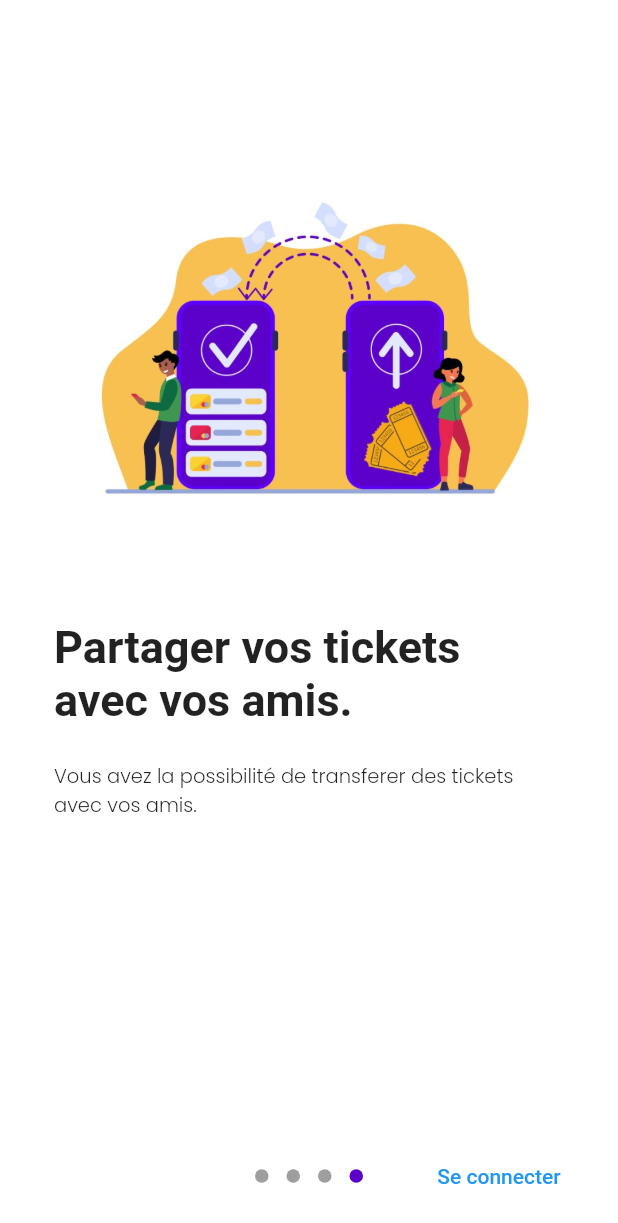
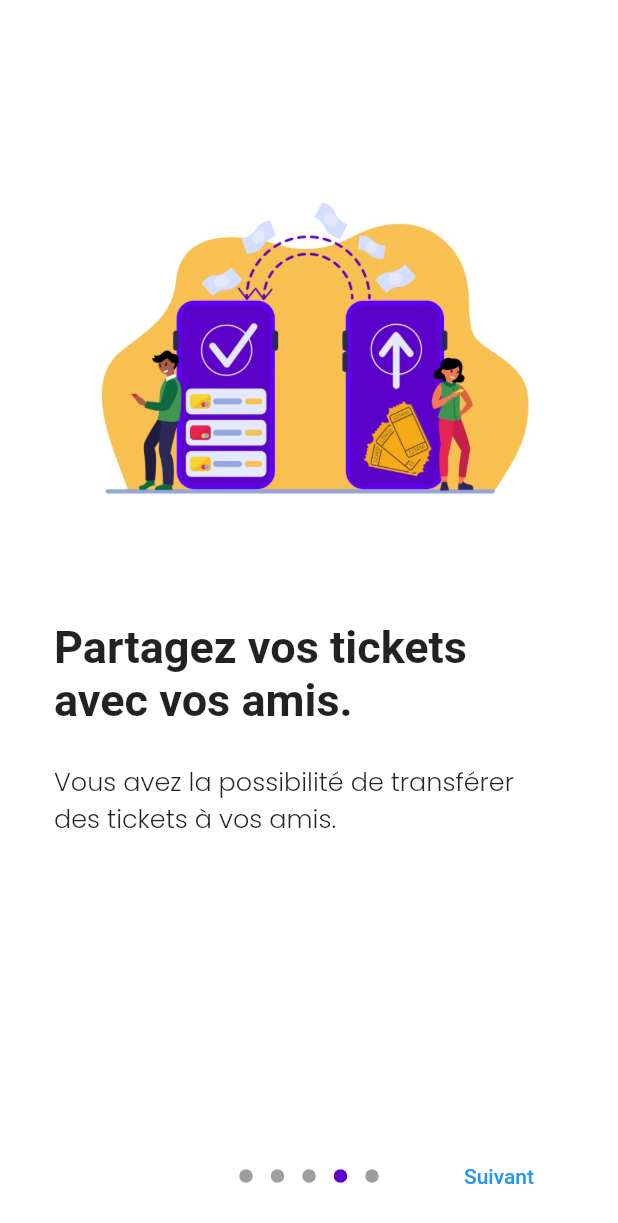
Before and after one commit to yuri2397/restopass-etudiant-app, a Flutter app: the screen it shows after launch, swiped to page 4, on a phone screen of 412 x 824 dp. Shown: the top 1223 px of the screen. Run offline on Flutter 3.47's test engine with Material 2 defaults, Android fonts, the phone set to English and light mode, and no system bars; drawn by our look-alikes of introduction_screen; our stand-ins replace firebase_messaging, flutter_local_notifications, flutter_money_formatter, flutter_svg, fluttertoast, pretty_qr_code and 3 more; missing offline and left inert: barcode_scan, flutter_webview_plugin; accounts and stored records are empty; Roboto replaces fonts that are missing (Poppins Meduim).

Commit message:
Version 1

```diff
--- a/lib/views/Code.dart
+++ b/lib/views/Code.dart
@@ -68,7 +68,7 @@ class _CodeState extends State<Code> {
             Container(
               padding: EdgeInsets.all(30),
               child: Text(
-                'Votre code QR est privé. Si vous le partagez avec quelqu\'un, il peut l\'utiliser pour accéder au resto.',
+                'Votre QR code est privé. Si vous le partagez avec quelqu\'un, il peut l\'utiliser pour accéder au resto.',
                 style: TextStyle(fontFamily: 'Poppins Light', fontSize: 15),
                 textAlign: TextAlign.center,
               ),
--- a/lib/views/Login.dart
+++ b/lib/views/Login.dart
@@ -55,7 +55,6 @@ class _LoginState extends State<Login> {
   String _message;
   var _isLoad = false;
   String _password, _number;
-  String _text1 = "Connectez-vous";
   bool _hasErrors = false, _numberError = false, _passwordError = false;
   static SharedPref _sharedPref;
 
@@ -93,7 +92,7 @@ class _LoginState extends State<Login> {
               alignment: Alignment.topLeft,
               margin: EdgeInsets.only(left: 30, bottom: 10),
               child: Text(
-                _text1,
+                "Connectez-vous !",
                 style: TextStyle(
                   fontSize: 25,
                   fontFamily: "Poppins Meduim",
@@ -183,9 +182,10 @@ class _LoginState extends State<Login> {
                 child: Text(
                   "Mot de passe oublié?",
                   style: TextStyle(
-                    color: Colors.black,
+                    color: kPrimaryColor,
                     fontSize: 13,
                     fontFamily: "Poppins Light",
+                    decoration: TextDecoration.underline
                   ),
                   textAlign: TextAlign.left,
                 ),
--- a/lib/views/ResetPassword.dart
+++ b/lib/views/ResetPassword.dart
@@ -193,9 +193,10 @@ class _ResetPasswordState extends State<ResetPassword> {
     return RegExp(r"^[a-zA-Z0-9.!#$%&'*+/=?^_`{|}~-]+@[a-zA-Z0-9](?:[a-zA-Z0-9-]{0,253}[a-zA-Z0-9])?(?:\.[a-zA-Z0-9](?:[a-zA-Z0-9-]{0,253}[a-zA-Z0-9])?)*$").hasMatch(str);
   }
 
-  void _afterResponse(ApiResponse apiResponse) {
+  void _afterResponse(ApiResponse apiResponse) async {
     if(apiResponse.error == false){
-      _showMyDialog();
+      await _showMyDialog();
+      Navigator.pop(context);
     }
     else if(apiResponse.message == "404"){
       _hasErrors = true;
--- a/lib/views/Setting.dart
+++ b/lib/views/Setting.dart
@@ -169,10 +169,11 @@ class _SettingState extends State<Setting> {
                         await sendRequest(_exPassword, _newPassword);
 
                     if (res.error == false) {
-                      _showSuccessDialog(res.message);
+                      await _showSuccessDialog(res.message);
                       setState(() {
                         _isLoad = false;
                       });
+                      Navigator.pop(context);
                     } else if (res.message == '400') {
                       setState(() {
                         _isLoad = false;
--- a/lib/views/Welcome.dart
+++ b/lib/views/Welcome.dart
@@ -13,7 +13,7 @@ class _IntroState extends State<Intro> {
 
   List<PageViewModel> getPages(){
     double titleSize = 30;
-    double descSize = 13;
+    double descSize = 17;
     return [
       PageViewModel(
         image: Image.asset("assets/images/welcome.jpg"),
@@ -28,7 +28,7 @@ class _IntroState extends State<Intro> {
         bodyWidget: Container(
           margin: EdgeInsets.only(left: 20, right: 20),
           child: Text(
-            "Bienvenue sur RestoPass, votre application qui vous facilite le quotidien.",
+            "Bienvenue sur RestoPass.",
             style: TextStyle(
               fontFamily: "Poppins Light",
               fontSize: descSize,
@@ -41,7 +41,7 @@ class _IntroState extends State<Intro> {
           image: Image.asset("assets/images/achat.jpg"),
           titleWidget: Container(
             margin: EdgeInsets.only(left: 20, right: 20),
-            child: Text("Acheter vos tickets en ligne.",
+            child: Text("Achetez vos tickets en ligne.",
               style: TextStyle(
                 fontSize: titleSize,
                 fontFamily: "Poppins Meduim",
@@ -52,7 +52,7 @@ class _IntroState extends State<Intro> {
           bodyWidget: Container(
             margin: EdgeInsets.only(left: 20, right: 20),
             child: Text(
-              "Pas de file d'attente, recharger seulement votre compte et acheter vos tickets RestoPass.",
+              "Pas de file d'attente, rechargez votre compte et entrez au resto.",
               style: TextStyle(
                 fontFamily: "Poppins Light",
                 fontSize: descSize,
@@ -62,7 +62,7 @@ class _IntroState extends State<Intro> {
           ),
       ),
       PageViewModel(
-        image: Image.asset("assets/images/welcome.jpg"),
+        image: Image.asset("assets/images/qr-code.jpg"),
         titleWidget: Container(
           margin: EdgeInsets.only(left: 20, right: 20),
           child: Text("Votre QR code, votre meilleur ami.",
@@ -76,7 +76,7 @@ class _IntroState extends State<Intro> {
         bodyWidget: Container(
           margin: EdgeInsets.only(left: 20, right: 20),
           child: Text(
-            "Votre QR code RestoPass vous donner accès au resto.",
+            "Utitlisez votre QR code pour accèder au resto.",
             style: TextStyle(
               fontFamily: "Poppins Light",
               fontSize: descSize,
@@ -89,7 +89,7 @@ class _IntroState extends State<Intro> {
         image: Image.asset("assets/images/transfer.jpg"),
         titleWidget: Container(
           margin: EdgeInsets.only(left: 20, right: 20),
-          child: Text("Partager vos tickets avec vos amis.",
+          child: Text("Partagez vos tickets avec vos amis.",
             style: TextStyle(
               fontSize: titleSize,
               fontFamily: "Poppins Meduim",
@@ -100,7 +100,7 @@ class _IntroState extends State<Intro> {
         bodyWidget: Container(
           margin: EdgeInsets.only(left: 20, right: 20),
           child: Text(
-            "Vous avez la possibilité de transferer des tickets avec vos amis.",
+            "Vous avez la possibilité de transférer des tickets à vos amis.",
             style: TextStyle(
               fontFamily: "Poppins Light",
               fontSize: descSize,
@@ -109,6 +109,31 @@ class _IntroState extends State<Intro> {
           ),
         ),
       ),
+      PageViewModel(
+          image: Image.asset("assets/images/achat.jpg"),
+          titleWidget: Container(
+            margin: EdgeInsets.only(left: 20, right: 20),
+            child: Text("Pas d'argent? Empruntez des tickets.",
+              style: TextStyle(
+                fontSize: titleSize,
+                fontFamily: "Poppins Meduim",
+                fontWeight: FontWeight.bold,
+              ),
+            ),
+          ),
+          bodyWidget: Container(
+            margin: EdgeInsets.only(left: 20, right: 20),
+            child: Text(
+              "Le rembourssement se fera au prochain rechargement.",
+              style: TextStyle(
+                fontFamily: "Poppins Light",
+                fontSize: descSize,
+              ),
+              textAlign: TextAlign.left,
+            ),
+          ),
+      ),
+
     ];
   }
   SharedPref _pref;
```
Also changed, not shown: lib/models/Rechargement.dart (+19 -19 lines), lib/views/Profile.dart (+4 -4 lines), assets/images/free-money.jpg (deleted), assets/images/money-transfer.png (deleted), assets/images/om_logo_original.png (deleted), assets/images/qr-code.jpg (added), assets/images/wave.jpeg (deleted).
